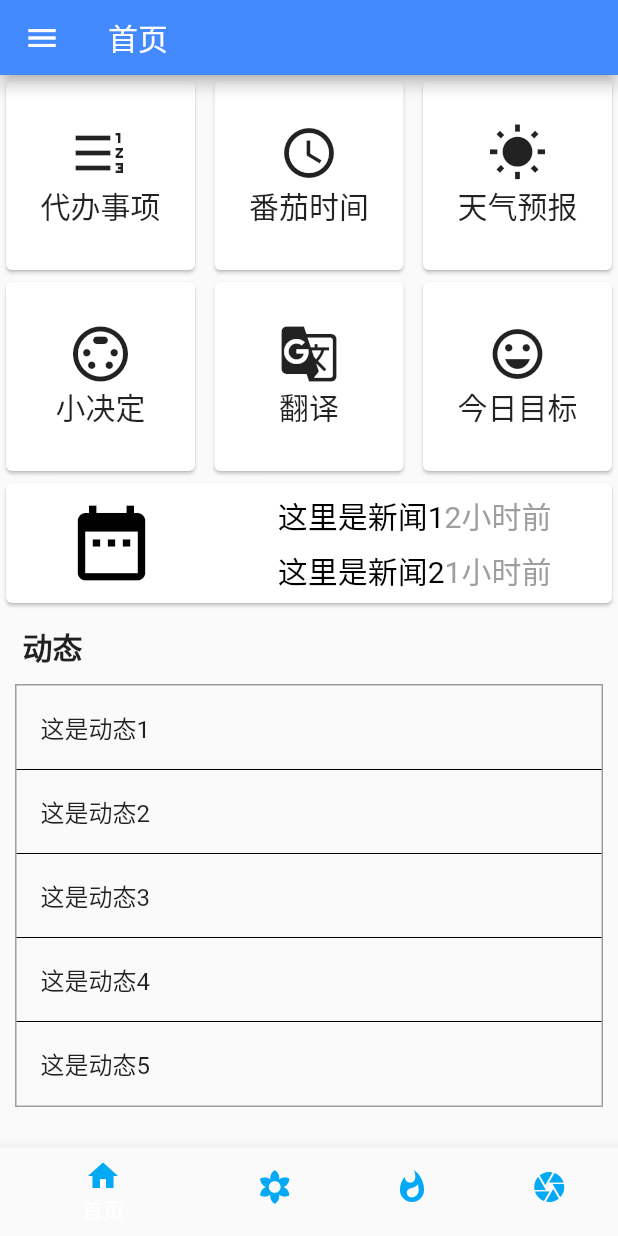
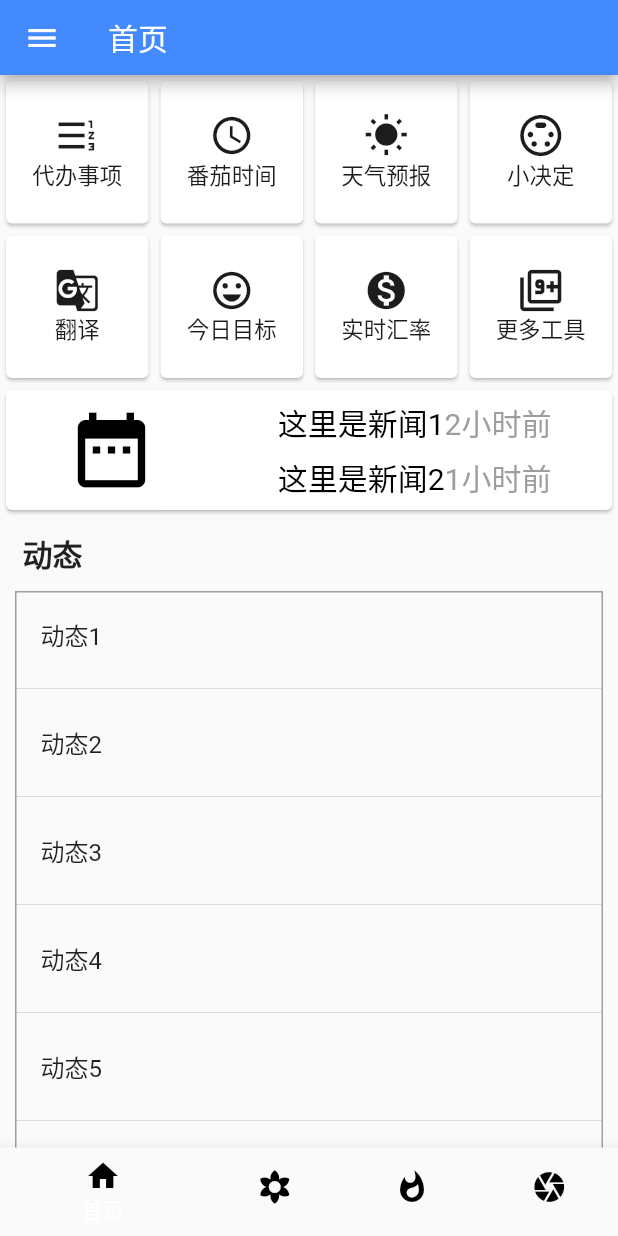
Before and after one commit to esirioneyibo/flutter_study_app, a Flutter app: the screen it shows after launch, on a phone screen of 412 x 824 dp. Run offline on Flutter 3.47's test engine with Material 2 defaults, Android fonts, the light colour scheme and no system bars; network calls fail.

Commit message:
添加各种交互

```diff
--- a/lib/components/ChoiceCard.dart
+++ b/lib/components/ChoiceCard.dart
@@ -1,6 +1,7 @@
 import 'package:flutter/cupertino.dart';
 import 'package:flutter/material.dart';
 import 'package:flutter_study_app/models/Choice.dart';
+import 'package:flutter_study_app/utils/RandomUtil.dart';
 
 import '../config.dart';
 
@@ -12,10 +13,18 @@ class ChoiceCard extends StatelessWidget {
 
   @override
   Widget build(BuildContext context) {
-    final TextStyle textStyle = new TextStyle(fontSize: 20);
+    final TextStyle textStyle =
+        new TextStyle(fontSize: 15, color: RandomUtil.randomColor());
     return Card(
         color: Colors.white,
         child: Center(
+            child: InkWell(
+          onTap: () {
+            Scaffold.of(context).showSnackBar(SnackBar(
+              content: Text(choice.title),
+              duration: Duration(milliseconds: 200),
+            ));
+          },
           child: Column(
               mainAxisSize: MainAxisSize.min,
               crossAxisAlignment: CrossAxisAlignment.center,
@@ -23,6 +32,6 @@ class ChoiceCard extends StatelessWidget {
                 Icon(choice.icon, size: ChoiceIconSize, color: textStyle.color),
                 Text(choice.title, style: textStyle),
               ]),
-        ));
+        )));
   }
 }
--- a/lib/config.dart
+++ b/lib/config.dart
@@ -1,2 +1,2 @@
 const double AppBarHeight = 50;
-const double ChoiceIconSize = 40;
+const double ChoiceIconSize = 30;
--- /dev/null
+++ b/lib/models/Post.dart
@@ -0,0 +1,9 @@
+import 'package:flutter/material.dart';
+
+class Post {
+  String title;
+  String subTitle;
+  IconData icon;
+
+  Post(this.title, this.subTitle, this.icon);
+}
--- a/lib/navigator.dart
+++ b/lib/navigator.dart
@@ -20,28 +20,39 @@ class _BottomNavigatorState extends State<BottomNavigator> {
 
   int _currentIndex = 0;
 
-  var tabItems = [
-    BottomNavigationBarItem(
-        icon: Icon(Icons.home, color: bottomNavigatorBackgroundColor),
-        title: new Text('首页')),
-    BottomNavigationBarItem(
-        icon: Icon(Icons.filter_vintage, color: bottomNavigatorBackgroundColor),
-        title: new Text('资源')),
-    BottomNavigationBarItem(
-        icon: Icon(Icons.whatshot, color: bottomNavigatorBackgroundColor),
-        title: new Text('每日一练')),
-    BottomNavigationBarItem(
-        icon: Icon(Icons.camera, color: bottomNavigatorBackgroundColor),
-        title: new Text('圈子')),
-  ];
-
   @override
   Widget build(BuildContext context) {
     return Scaffold(
       drawer: new LeftNavigator(), // 侧边栏
       body: tabs[_currentIndex],
       bottomNavigationBar: BottomNavigationBar(
-        items: tabItems,
+        items: [
+          BottomNavigationBarItem(
+              icon: Icon(Icons.home, color: bottomNavigatorUnSelectedColor),
+              title: new Text(
+                '首页',
+                style: TextStyle(color: bottomNavigatorUnSelectedColor),
+              )),
+          BottomNavigationBarItem(
+              icon: Icon(Icons.filter_vintage,
+                  color: bottomNavigatorUnSelectedColor),
+              title: new Text(
+                '资源',
+                style: TextStyle(color: bottomNavigatorUnSelectedColor),
+              )),
+          BottomNavigationBarItem(
+              icon: Icon(Icons.whatshot, color: bottomNavigatorUnSelectedColor),
+              title: new Text(
+                '每日一练',
+                style: TextStyle(color: bottomNavigatorUnSelectedColor),
+              )),
+          BottomNavigationBarItem(
+              icon: Icon(Icons.camera, color: bottomNavigatorUnSelectedColor),
+              title: new Text(
+                '圈子',
+                style: TextStyle(color: bottomNavigatorUnSelectedColor),
+              )),
+        ],
         onTap: (int index) {
           setState(() {
             _currentIndex = index;
--- a/lib/pages/home.dart
+++ b/lib/pages/home.dart
@@ -5,6 +5,7 @@ import 'package:flutter_study_app/components/MyAppBar.dart';
 import 'package:flutter_study_app/components/NewsCard.dart';
 import 'package:flutter_study_app/models/Choice.dart';
 import 'package:flutter_study_app/models/News.dart';
+import 'package:flutter_study_app/models/Post.dart';
 
 import '../config.dart';
 
@@ -19,40 +20,25 @@ class HomeScreen extends StatelessWidget {
       const Choice(title: '小决定', icon: Icons.settings_input_svideo),
       const Choice(title: '翻译', icon: Icons.g_translate),
       const Choice(title: '今日目标', icon: Icons.sentiment_very_satisfied),
+      const Choice(title: '实时汇率', icon: Icons.monetization_on),
+      const Choice(title: '更多工具', icon: Icons.filter_9_plus),
     ];
 
-    List<Widget> items = <Widget>[
-      Container(
-        alignment: Alignment.center,
-        child: new ListTile(
-          title: new Text('这是动态1'),
-        ),
-      ),
-      Container(
-        child: new ListTile(
-          title: new Text('这是动态2'),
-        ),
-      ),
-      Container(
-        child: new ListTile(
-          title: new Text('这是动态3'),
-        ),
-      ),
-      Container(
-        child: new ListTile(
-          title: new Text('这是动态4'),
-        ),
-      ),
-      Container(
-        child: new ListTile(
-          title: new Text('这是动态5'),
-        ),
-      )
+    List<Post> posts = [
+      Post('动态1', '内容', Icons.save),
+      Post('动态2', '内容', Icons.data_usage),
+      Post('动态3', '内容', Icons.access_time),
+      Post('动态4', '内容', Icons.delete_forever),
+      Post('动态5', '内容', Icons.euro_symbol),
+      Post('动态6', '内容', Icons.eject),
+      Post('动态7', '内容', Icons.favorite),
+      Post('动态8', '内容', Icons.delete_outline),
+      Post('动态9', '内容', Icons.account_box),
     ];
 
     var toolsSection = GridView.count(
-      crossAxisCount: 3,
-      crossAxisSpacing: 5,
+      crossAxisCount: 4,
+      physics: new NeverScrollableScrollPhysics(),
       shrinkWrap: true,
       children: List.generate(choices.length, (index) {
         return Center(
@@ -73,7 +59,7 @@ class HomeScreen extends StatelessWidget {
       crossAxisAlignment: CrossAxisAlignment.start,
       children: <Widget>[
         Container(
-          margin: EdgeInsets.only(left: 15,top: 10),
+          margin: EdgeInsets.only(left: 15, top: 10),
           child: Text(
             '动态',
             style: TextStyle(fontSize: 20, fontWeight: FontWeight.bold),
@@ -85,12 +71,31 @@ class HomeScreen extends StatelessWidget {
                 border: Border.all(
                     color: Colors.grey, width: 1, style: BorderStyle.solid),
                 shape: BoxShape.rectangle),
-            child: new ListView(
+            child: ListView.builder(
+                itemCount: posts.length,
                 shrinkWrap: true,
-                physics: new NeverScrollableScrollPhysics(),
-                children: ListTile.divideTiles(
-                        context: context, tiles: items, color: Colors.black)
-                    .toList()))
+                physics: NeverScrollableScrollPhysics(),
+                itemBuilder: (context, index) {
+                  return Column(
+                    children: <Widget>[
+                      ListTile(
+                        title: new Text(posts[index].title),
+                        onTap: () {
+                          Scaffold.of(context).showSnackBar(SnackBar(
+                            content: Text(posts[index].title),
+                            duration: Duration(milliseconds: 200),
+                            action: SnackBarAction(
+                                label: '关闭',
+                                onPressed: () {
+                                  Scaffold.of(context).removeCurrentSnackBar();
+                                }),
+                          ));
+                        },
+                      ),
+                      Divider()
+                    ],
+                  );
+                }))
       ],
     );
 
--- a/lib/theme.dart
+++ b/lib/theme.dart
@@ -1,3 +1,4 @@
 import 'package:flutter/material.dart';
 
-const bottomNavigatorBackgroundColor = Colors.lightBlue;
+const bottomNavigatorSelectedColor = Colors.pink;
+const bottomNavigatorUnSelectedColor = Colors.black;
--- /dev/null
+++ b/lib/utils/RandomUtil.dart
@@ -0,0 +1,10 @@
+import 'dart:math';
+
+import 'package:flutter/material.dart';
+
+class RandomUtil {
+  static Color randomColor() {
+    return Color.fromARGB(255, Random().nextInt(256) + 0,
+        Random().nextInt(256) + 0, Random().nextInt(256) + 0);
+  }
+}
```
Also changed, not shown: lib/pages/chat.dart (+55 -65 lines), lib/pages/study.dart (+16 -5 lines).
